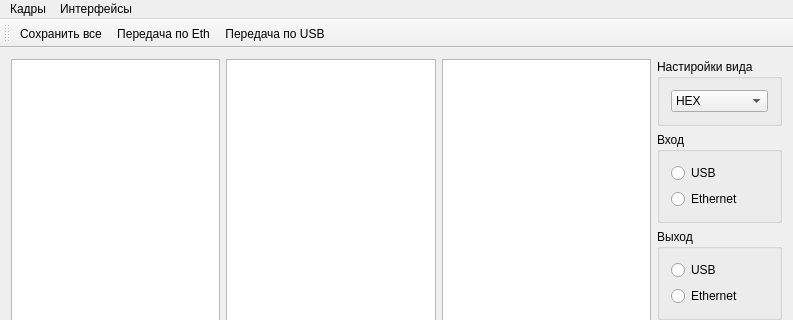
The window that mainwindow.ui (Gorbykov/InterfaceTester) describes before a commit, drawn with Qt 5; both pictures show x 0 to 793 and y 0 to 320 of the 793 by 555 pixel window.
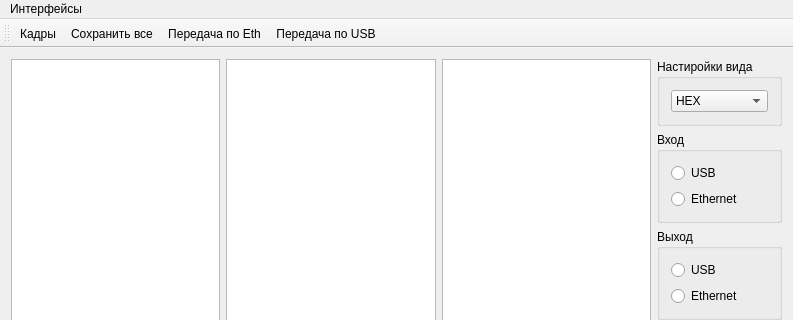
The same window after the commit.

Commit message: frame in form

```diff
--- a/mainwindow.ui
+++ b/mainwindow.ui
@@ -163,12 +163,6 @@
      <height>21</height>
     </rect>
    </property>
-   <widget class="QMenu" name="menu">
-    <property name="title">
-     <string>Кадры</string>
-    </property>
-    <addaction name="actionFrame"/>
-   </widget>
    <widget class="QMenu" name="menu_2">
     <property name="title">
      <string>Интерфейсы</string>
@@ -177,7 +171,6 @@
     <addaction name="actionEhtTSettings"/>
     <addaction name="actionEhtRSettings"/>
    </widget>
-   <addaction name="menu"/>
    <addaction name="menu_2"/>
   </widget>
   <widget class="QToolBar" name="mainToolBar">
@@ -187,6 +180,7 @@
    <attribute name="toolBarBreak">
     <bool>false</bool>
    </attribute>
+   <addaction name="actionFrame"/>
    <addaction name="actionSaveAll"/>
    <addaction name="actionEthStart"/>
    <addaction name="actionUSBStart"/>
```
The commit also changes 12 other files.
